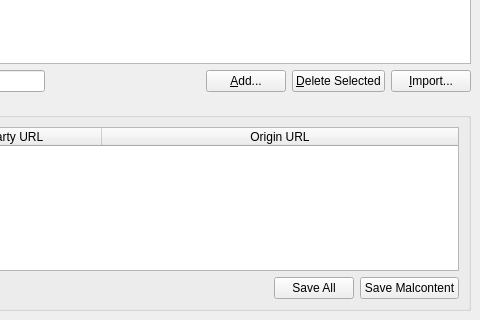
textbrowser/dooble, file 2.x/UI/dooble_accepted_or_blocked_domains.ui: the form before one commit; both pictures show x 120 to 600 and y 409 to 729 of the 600 by 729 pixel window.
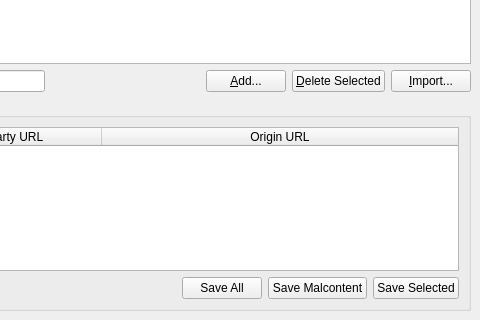
The form after the commit. Icons and pictures are not drawn. Custom widgets are drawn as their Qt base class.

```diff
--- a/2.x/UI/dooble_accepted_or_blocked_domains.ui
+++ b/2.x/UI/dooble_accepted_or_blocked_domains.ui
@@ -370,6 +370,16 @@
            </property>
           </widget>
          </item>
+         <item>
+          <widget class="QPushButton" name="save_selected">
+           <property name="toolTip">
+            <string>&lt;html&gt;&lt;head/&gt;&lt;body&gt;&lt;p&gt;Save selected Origin URLs.&lt;/p&gt;&lt;/body&gt;&lt;/html&gt;</string>
+           </property>
+           <property name="text">
+            <string>Save Selected</string>
+           </property>
+          </widget>
+         </item>
         </layout>
        </item>
       </layout>
```
Left out of the diff: 2 changed lines with no effect on the pictures.
